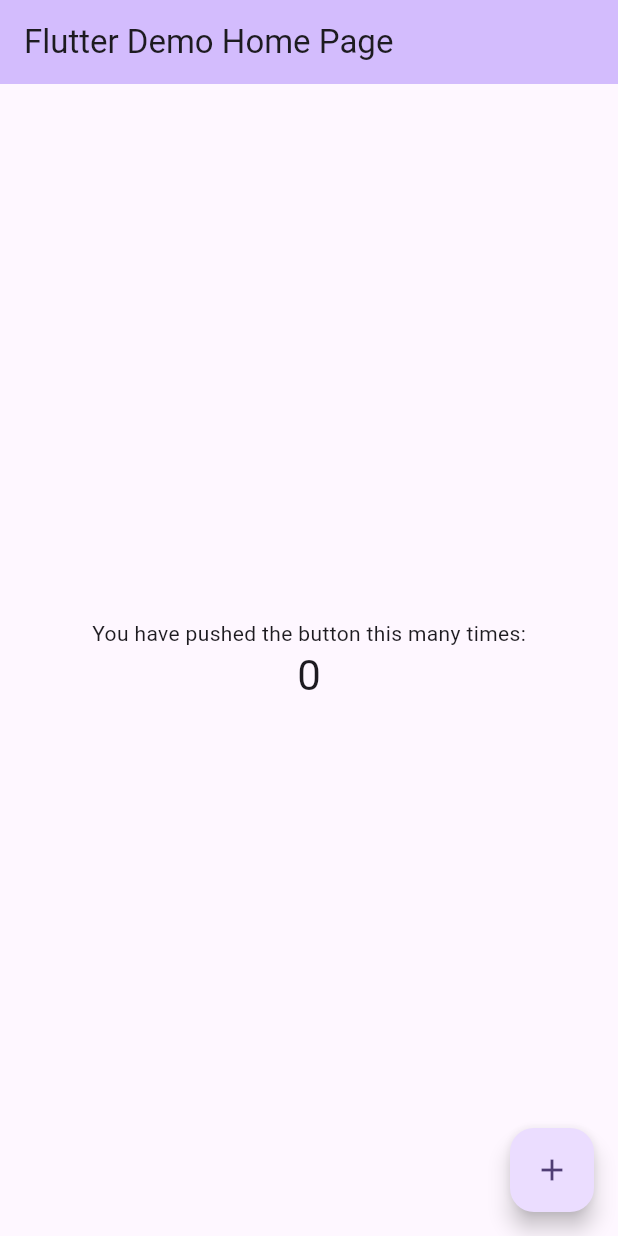
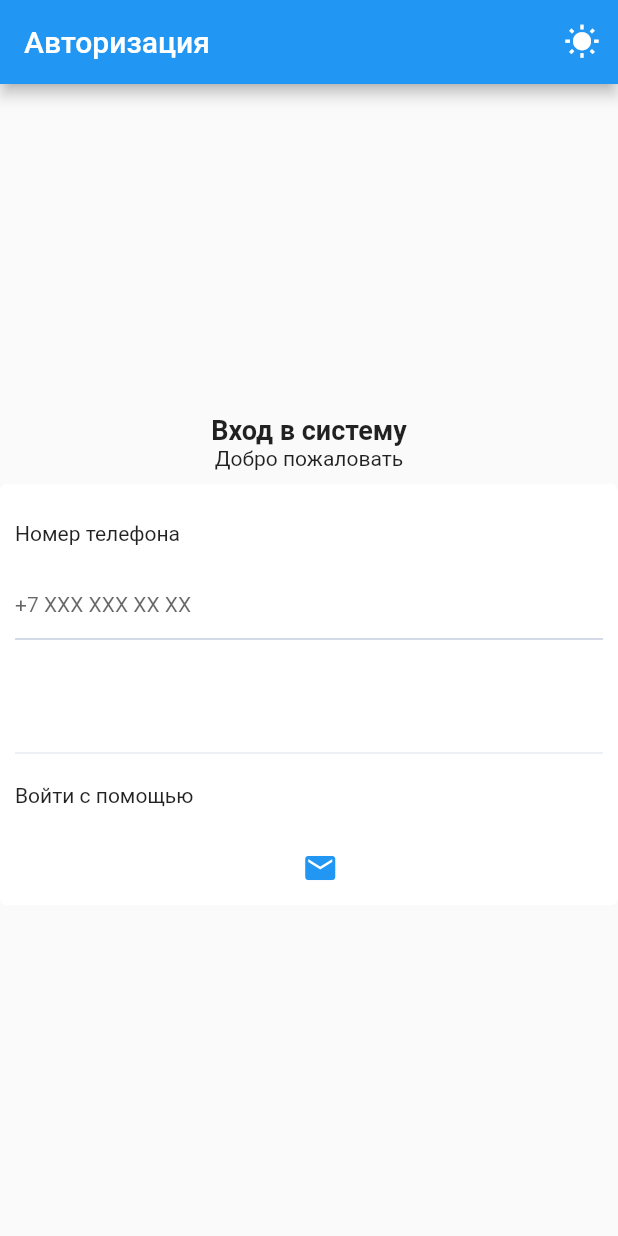
Before and after one commit to top1asia/rent_application, a Flutter app: the screen it shows after launch, on a phone screen of 412 x 824 dp. Run offline on Flutter 3.47's test engine with Material 2 defaults, Android fonts, the phone set to English and light mode, and no system bars; our stand-ins replace pinput, shared_preferences.

Commit message:
Выпонили работу номер 12

```diff
--- a/lib/main.dart
+++ b/lib/main.dart
@@ -1,125 +1,34 @@
 import 'package:flutter/material.dart';
+import 'package:rent_application/screens/AuthScreen.dart';
+import 'package:rent_application/theme/model_theme.dart';
+import 'package:provider/provider.dart';
 
 void main() {
-  runApp(const MyApp());
+  runApp(MyApp());
 }
 
 class MyApp extends StatelessWidget {
-  const MyApp({super.key});
-
-  // This widget is the root of your application.
   @override
   Widget build(BuildContext context) {
-    return MaterialApp(
-      title: 'Flutter Demo',
-      theme: ThemeData(
-        // This is the theme of your application.
-        //
-        // TRY THIS: Try running your application with "flutter run". You'll see
-        // the application has a blue toolbar. Then, without quitting the app,
-        // try changing the seedColor in the colorScheme below to Colors.green
-        // and then invoke "hot reload" (save your changes or press the "hot
-        // reload" button in a Flutter-supported IDE, or press "r" if you used
-        // the command line to start the app).
-        //
-        // Notice that the counter didn't reset back to zero; the application
-        // state is not lost during the reload. To reset the state, use hot
-        // restart instead.
-        //
-        // This works for code too, not just values: Most code changes can be
-        // tested with just a hot reload.
-        colorScheme: ColorScheme.fromSeed(seedColor: Colors.deepPurple),
-        useMaterial3: true,
-      ),
-      home: const MyHomePage(title: 'Flutter Demo Home Page'),
+    return ChangeNotifierProvider(
+      create: (_) => ModelTheme(),
+      child: Consumer<ModelTheme>(
+          builder: (context, ModelTheme themeNotifier, child) {
+        return MaterialApp(
+          title: 'Flutter Demo',
+          theme: themeNotifier.isDark
+              ? ThemeData(
+                  brightness: Brightness.dark,
+                )
+              : ThemeData(
+                  brightness: Brightness.light,
+                  primaryColor: Colors.blue[700],
+                  primarySwatch: Colors.blue
+                ),
+          debugShowCheckedModeBanner: false,
+          home:const AuthScreen(),
+        );
+      }),
     );
   }
 }
-
-class MyHomePage extends StatefulWidget {
-  const MyHomePage({super.key, required this.title});
-
-  // This widget is the home page of your application. It is stateful, meaning
-  // that it has a State object (defined below) that contains fields that affect
-  // how it looks.
-
-  // This class is the configuration for the state. It holds the values (in this
-  // case the title) provided by the parent (in this case the App widget) and
-  // used by the build method of the State. Fields in a Widget subclass are
-  // always marked "final".
-
-  final String title;
-
-  @override
-  State<MyHomePage> createState() => _MyHomePageState();
-}
-
-class _MyHomePageState extends State<MyHomePage> {
-  int _counter = 0;
-
-  void _incrementCounter() {
-    setState(() {
-      // This call to setState tells the Flutter framework that something has
-      // changed in this State, which causes it to rerun the build method below
-      // so that the display can reflect the updated values. If we changed
-      // _counter without calling setState(), then the build method would not be
-      // called again, and so nothing would appear to happen.
-      _counter++;
-    });
-  }
-
-  @override
-  Widget build(BuildContext context) {
-    // This method is rerun every time setState is called, for instance as done
-    // by the _incrementCounter method above.
-    //
-    // The Flutter framework has been optimized to make rerunning build methods
-    // fast, so that you can just rebuild anything that needs updating rather
-    // than having to individually change instances of widgets.
-    return Scaffold(
-      appBar: AppBar(
-        // TRY THIS: Try changing the color here to a specific color (to
-        // Colors.amber, perhaps?) and trigger a hot reload to see the AppBar
-        // change color while the other colors stay the same.
-        backgroundColor: Theme.of(context).colorScheme.inversePrimary,
-        // Here we take the value from the MyHomePage object that was created by
-        // the App.build method, and use it to set our appbar title.
-        title: Text(widget.title),
-      ),
-      body: Center(
-        // Center is a layout widget. It takes a single child and positions it
-        // in the middle of the parent.
-        child: Column(
-          // Column is also a layout widget. It takes a list of children and
-          // arranges them vertically. By default, it sizes itself to fit its
-          // children horizontally, and tries to be as tall as its parent.
-          //
-          // Column has various properties to control how it sizes itself and
-          // how it positions its children. Here we use mainAxisAlignment to
-          // center the children vertically; the main axis here is the vertical
-          // axis because Columns are vertical (the cross axis would be
-          // horizontal).
-          //
-          // TRY THIS: Invoke "debug painting" (choose the "Toggle Debug Paint"
-          // action in the IDE, or press "p" in the console), to see the
-          // wireframe for each widget.
-          mainAxisAlignment: MainAxisAlignment.center,
-          children: <Widget>[
-            const Text(
-              'You have pushed the button this many times:',
-            ),
-            Text(
-              '$_counter',
-              style: Theme.of(context).textTheme.headlineMedium,
-            ),
-          ],
-        ),
-      ),
-      floatingActionButton: FloatingActionButton(
-        onPressed: _incrementCounter,
-        tooltip: 'Increment',
-        child: const Icon(Icons.add),
-      ), // This trailing comma makes auto-formatting nicer for build methods.
-    );
-  }
-}
--- /dev/null
+++ b/lib/screens/AuthScreen.dart
@@ -0,0 +1,444 @@
+import 'dart:io';
+
+import 'package:flutter/material.dart';
+import 'package:rent_application/helpers/size_config.dart';
+import 'package:rent_application/theme/model_theme.dart';
+import 'package:provider/provider.dart';
+import 'package:pinput/pin_put/pin_put.dart';
+
+class AuthScreen extends StatefulWidget {
+  const AuthScreen({super.key});
+
+  @override
+  State<AuthScreen> createState() => _AuthScreenState();
+}
+
+class _AuthScreenState extends State<AuthScreen> {
+  final GlobalKey<ScaffoldState> _scaffoldKey = GlobalKey<ScaffoldState>();
+  final GlobalKey<FormState> _formKey = GlobalKey<FormState>();
+  final GlobalKey<FormState> _formKeyRegister = GlobalKey<FormState>();
+  int numScreen = 1;
+  getPage() {
+    switch (numScreen) {
+      case 1:
+        return phoneForm();
+        break;
+      case 2:
+        return emailForm();
+        break;
+      default:
+    }
+  }
+
+  setPage(value) {
+    setState(() {
+      numScreen = value;
+    });
+  }
+
+  @override
+  Widget build(BuildContext context) {
+    final mediaQuery = MediaQuery.of(context).size.height - 110;
+    return Consumer<ModelTheme>(
+        builder: (context, ModelTheme themeNotifier, child) {
+      return Scaffold(
+        appBar: AppBar(
+          title: Text('Авторизация'),
+          actions: [
+            IconButton(
+                icon: Icon(themeNotifier.isDark
+                    ? Icons.nightlight_round
+                    : Icons.wb_sunny),
+                onPressed: () {
+                  themeNotifier.isDark
+                      ? themeNotifier.isDark = false
+                      : themeNotifier.isDark = true;
+                })
+          ],
+        ),
+        body: numScreen != 4
+            ? Center(
+                child: Column(
+                    mainAxisAlignment: MainAxisAlignment.center,
+                    children: [
+                    Text('Вход в систему',
+                        style: TextStyle(
+                            fontSize: 18, fontWeight: FontWeight.bold)),
+                    getPage(),
+                  ]))
+            : Center(
+                child: Column(
+                    mainAxisAlignment: MainAxisAlignment.center,
+                    children: [
+                      Text('Вход в систему',
+                          style: TextStyle(
+                              fontSize: 18, fontWeight: FontWeight.bold)),
+                      Container(
+                        margin: EdgeInsets.only(
+                            left: mediaQuery / 27.62,
+                            right: mediaQuery / 27.62),
+                        child: Column(
+                          children: [
+                            Container(
+                              height: 50.0.toAdaptive(context),
+                              child: Center(
+                                  child:
+                                      Image.asset("assets/img/logo_text.png")),
+                            ),
+                            Expanded(
+                              child: Container(),
+                            ),
+                            Container(
+                              padding: EdgeInsets.symmetric(
+                                  horizontal: 10, vertical: 15),
+                              width: MediaQuery.of(context).size.width,
+                              decoration: BoxDecoration(
+                                  color: Colors.white,
+                                  borderRadius:
+                                      BorderRadius.all(Radius.circular(5))),
+                              child: Column(
+                                children: [
+                                  Row(
+                                    mainAxisAlignment: MainAxisAlignment.center,
+                                    children: [
+                                      Text(
+                                        'Введите полученный код',
+                                        style: TextStyle(fontSize: 14),
+                                      ),
+                                    ],
+                                  ),
+                                  SizedBox(
+                                    height: 35,
+                                  ),
+                                  Container(
+                                    margin: EdgeInsets.only(
+                                        left:
+                                            MediaQuery.of(context).size.width /
+                                                10,
+                                        right:
+                                            MediaQuery.of(context).size.width /
+                                                10),
+                                    child: PinPut(
+                                        onSubmit: (value) async {},
+                                        fieldsCount: 6,
+                                        fieldsAlignment:
+                                            MainAxisAlignment.spaceAround,
+                                        animationDuration: Duration(seconds: 0),
+                                        textStyle: TextStyle(
+                                            fontSize: 28,
+                                            color: Color(0xFF323232)),
+                                        preFilledWidget: Container(
+                                          width: 12,
+                                          height: 2,
+                                          color:
+                                              Color.fromRGBO(197, 206, 224, 1),
+                                        )),
+                                  ),
+                                ],
+                              ),
+                            ),
+                          ],
+                        ),
+                      ),
+                    ]),
+              ),
+      );
+    });
+  }
+
+  Widget emailForm() {
+    return Column(
+      children: [
+        Row(
+          mainAxisAlignment: MainAxisAlignment.spaceBetween,
+          children: [
+            Text(
+              'Вход по Email',
+              style: TextStyle(fontSize: 14),
+            ),
+            InkWell(
+              onTap: () {
+                setState(() {
+                  numScreen = 3;
+                });
+              },
+              child: Row(
+                children: [
+                  Text(
+                    'Регистрация',
+                    style: TextStyle(fontSize: 14),
+                  ),
+                  SizedBox(
+                    width: 5,
+                  ),
+                  // SvgPicture.asset(
+                  //   'assets/svg/arrow.svg',
+                  //   width: 6,
+                  //   height: 10,
+                  // )
+                ],
+              ),
+            ),
+          ],
+        ),
+        SizedBox(
+          height: 15,
+        ),
+        Container(
+          width: MediaQuery.of(context).size.width,
+          padding: EdgeInsets.only(top: 25, left: 10, right: 10, bottom: 20),
+          decoration: BoxDecoration(
+            borderRadius: BorderRadius.all(Radius.circular(5)),
+            color: Colors.white,
+          ),
+          child: Form(
+            key: _formKey,
+            child:
+                Column(crossAxisAlignment: CrossAxisAlignment.start, children: [
+              Text(
+                'Электронная почта',
+                style: TextStyle(fontSize: 14),
+              ),
+              SizedBox(
+                height: 15,
+              ),
+              TextFormField(
+                onSaved: (input) {
+                  //_email = input;
+                },
+                //validator: emailValidator,
+                decoration: InputDecoration(
+                  //errorStyle: validateText,
+                  contentPadding:
+                      EdgeInsets.symmetric(vertical: 15, horizontal: 0),
+                  // prefixIcon: Container(
+                  //   transform: Matrix4.translationValues(-10.0, 0.0, 0.0),
+                  //   child: SvgPicture.asset(
+                  //     'assets/svg/mail.svg',
+                  //     fit: BoxFit.scaleDown,
+                  //     width: 15,
+                  //     height: 12,
+                  //   ),
+                  // ),
+                  enabledBorder: UnderlineInputBorder(
+                    borderSide: BorderSide(color: Color(0xFFC5CEE0)),
+                  ),
+                  focusedBorder: UnderlineInputBorder(
+                    borderSide: BorderSide(color: Color(0xFFC5CEE0)),
+                  ),
+                  hintText: 'Example@mail.com',
+                  hintStyle: TextStyle(fontSize: 14),
+                ),
+              ),
+              SizedBox(
+                height: 25,
+              ),
+              Text(
+                'Пароль',
+                style: TextStyle(fontSize: 14),
+              ),
+              SizedBox(
+                height: 15,
+              ),
+              TextFormField(
+                //obscureText: _obscurePassword,
+                //onSaved: (input) => _password = input,
+                // validator: (input) {
+                //   if (input.isEmpty) {
+                //     return "Неверный пароль";
+                //   } else {
+                //     if (input.length < 6) {
+                //       return "Пароль слишком короткий";
+                //     } else {
+                //       return null;
+                //     }
+                //   }
+                // },
+                decoration: InputDecoration(
+                  //errorStyle: validateText,
+                  contentPadding:
+                      EdgeInsets.symmetric(vertical: 15, horizontal: 0),
+                  // suffixIcon: InkWell(
+                  //     onTap: () {
+                  //       // setState(() {
+                  //       //   _obscurePassword = !_obscurePassword;
+                  //       // });
+                  //     },
+                  //     child: SvgPicture.asset('assets/svg/eye.svg',
+                  //         width: 15, height: 15, fit: BoxFit.scaleDown)),
+                  // prefixIcon: Container(
+                  //   transform: Matrix4.translationValues(-10.0, 0.0, 0.0),
+                  //   child: SvgPicture.asset(
+                  //     'assets/svg/key.svg',
+                  //     fit: BoxFit.scaleDown,
+                  //     width: 15,
+                  //     height: 12,
+                  //   ),
+                  // ),
+                  enabledBorder: UnderlineInputBorder(
+                    borderSide: BorderSide(color: Color(0xFFC5CEE0)),
+                  ),
+                  focusedBorder: UnderlineInputBorder(
+                    borderSide: BorderSide(color: Color(0xFFC5CEE0)),
+                  ),
+                  hintText: 'Введите пароль',
+                  hintStyle: TextStyle(fontSize: 14),
+                ),
+              ),
+              SizedBox(
+                height: 25.0,
+              ),
+
+              SizedBox(
+                height: 25.0,
+              ),
+              //PrimaryButton(onPressed: _validateAuth, text: 'Войти'),
+              SizedBox(
+                height: 14,
+              ),
+              // Center(
+              //     child:
+              //     FlatButton(
+              //   onPressed: () {
+              //     // Navigator.push(
+              //     //     context,
+              //     //     MaterialPageRoute(
+              //     //         builder: (context) => PasswordRecoveryScreen()));
+              //   },
+              //   child: Text(
+              //     'Забыли пароль?',
+              //     style: TextStyle(fontSize: 14).copyWith(fontSize: 16),
+              //   ),
+              // )),
+              SizedBox(
+                height: 25,
+              ),
+              Container(
+                width: MediaQuery.of(context).size.width,
+                height: 1,
+                color: Color(0xFFE7EBF2),
+              ),
+              SizedBox(
+                height: 20,
+              ),
+              socialLink()
+            ]),
+          ),
+        ),
+      ],
+    );
+  }
+
+  Widget phoneForm() {
+    // var maskFormatter = new MaskTextInputFormatter(
+    //     mask: '+7 (###) ###-##-##', filter: {"#": RegExp(r'[0-9]')});
+    return Column(
+      children: [
+        Text('Добро пожаловать', style: TextStyle(fontSize: 14)),
+        SizedBox(
+          height: 9,
+        ),
+        Container(
+          width: MediaQuery.of(context).size.width,
+          padding: EdgeInsets.only(top: 25, left: 10, right: 10, bottom: 20),
+          decoration: BoxDecoration(
+            borderRadius: BorderRadius.all(Radius.circular(5)),
+            color: Colors.white,
+          ),
+          child: Column(
+            crossAxisAlignment: CrossAxisAlignment.start,
+            children: [
+              Text(
+                'Номер телефона',
+                style: TextStyle(fontSize: 14),
+              ),
+              SizedBox(
+                height: 15,
+              ),
+              TextField(
+                keyboardType: TextInputType.number,
+                //inputFormatters: [maskFormatter],
+                //controller: _phone,
+                decoration: InputDecoration(
+                    enabledBorder: UnderlineInputBorder(
+                        borderSide: BorderSide(color: Color(0xFFC5CEE0))),
+                    hintText: '+7 XXX XXX XX XX',
+                    hintStyle: TextStyle(fontSize: 14)),
+              ),
+              SizedBox(
+                height: 25,
+              ),
+
+              SizedBox(
+                height: 25,
+              ),
+              // PrimaryButton(
+              //     onPressed: () {
+              //       try {
+              //         _phoneAuth();
+              //       } on MessageException catch (e) {
+              //         _scaffoldKey?.currentState
+              //             ?.showSnackBar(SnackBarScope.show(e.message));
+              //       }
+              //     },
+              //     text: 'Войти'),
+              SizedBox(
+                height: 25,
+              ),
+              Container(
+                width: MediaQuery.of(context).size.width,
+                height: 1,
+                color: Color(0xFFE7EBF2),
+              ),
+              SizedBox(
+                height: 20,
+              ),
+              socialLink()
+            ],
+          ),
+        ),
+      ],
+    );
+  }
+
+  Widget socialLink() {
+    return Column(
+      crossAxisAlignment: CrossAxisAlignment.start,
+      children: [
+        Text(
+          'Войти с помощью',
+          style: TextStyle(fontSize: 14),
+        ),
+        SizedBox(
+          height: 20,
+        ),
+        Row(
+          mainAxisAlignment: MainAxisAlignment.spaceEvenly,
+          children: [
+            Container(),
+            if (Platform.isAndroid)
+              numScreen == 1
+                  ? _authButton(context,
+                      iconName: Icons.email, func: () => setPage(2))
+                  : _authButton(context,
+                      iconName: Icons.phone, func: () => setPage(1)),
+            Container()
+          ],
+        ),
+      ],
+    );
+  }
+
+  Widget _authButton(context,
+      {required IconData iconName, required Function func}) {
+    return Container(
+      height: 25,
+      width: 25,
+      child: TextButton(
+          onPressed: () {
+            func();
+          },
+          child: Icon(iconName)),
+    );
+  }
+}
--- /dev/null
+++ b/lib/theme/model_theme.dart
@@ -0,0 +1,25 @@
+import 'package:flutter/material.dart';
+import 'mytheme_preference.dart';
+
+class ModelTheme extends ChangeNotifier {
+  late bool _isDark;
+  late MyThemePreferences _preferences;
+  bool get isDark => _isDark;
+
+  ModelTheme() {
+    _isDark = false;
+    _preferences = MyThemePreferences();
+    getPreferences();
+  }
+//Switching the themes
+  set isDark(bool value) {
+    _isDark = value;
+    _preferences.setTheme(value);
+    notifyListeners();
+  }
+
+  getPreferences() async {
+    _isDark = await _preferences.getTheme();
+    notifyListeners();
+  }
+}
--- /dev/null
+++ b/lib/theme/mytheme_preference.dart
@@ -0,0 +1,15 @@
+import 'package:shared_preferences/shared_preferences.dart';
+
+class MyThemePreferences {
+  static const THEME_KEY = "theme_key";
+
+  setTheme(bool value) async {
+    SharedPreferences sharedPreferences = await SharedPreferences.getInstance();
+    sharedPreferences.setBool(THEME_KEY, value);
+  }
+
+  getTheme() async {
+    SharedPreferences sharedPreferences = await SharedPreferences.getInstance();
+    return sharedPreferences.getBool(THEME_KEY) ?? false;
+  }
+}
```
Also changed, not shown: lib/helpers/size_config.dart (added, +12 -0 lines), pubspec.yaml (+11 -0 lines), 8 other files.
